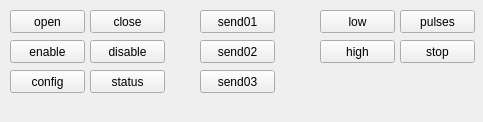
Above: control-board/software/files/i2c/i2c.ui from z80/dfu before the change. Below: the same form after it.
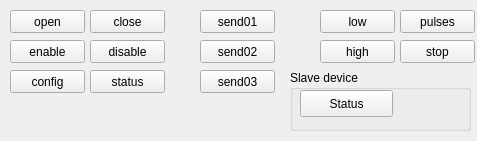
That is the form after the change.

Commit message: I2C slave test started.

```diff
--- a/control-board/software/files/i2c/i2c.ui
+++ b/control-board/software/files/i2c/i2c.ui
@@ -6,8 +6,8 @@
    <rect>
     <x>0</x>
     <y>0</y>
-    <width>483</width>
-    <height>122</height>
+    <width>477</width>
+    <height>141</height>
    </rect>
   </property>
   <property name="windowTitle">
@@ -182,6 +182,35 @@
     <string>stop</string>
    </property>
   </widget>
+  <widget class="QGroupBox" name="groupBox">
+   <property name="geometry">
+    <rect>
+     <x>290</x>
+     <y>70</y>
+     <width>181</width>
+     <height>61</height>
+    </rect>
+   </property>
+   <property name="title">
+    <string>Slave device</string>
+   </property>
+   <property name="flat">
+    <bool>false</bool>
+   </property>
+   <widget class="QPushButton" name="slaveStatus">
+    <property name="geometry">
+     <rect>
+      <x>10</x>
+      <y>20</y>
+      <width>93</width>
+      <height>27</height>
+     </rect>
+    </property>
+    <property name="text">
+     <string>Status</string>
+    </property>
+   </widget>
+  </widget>
  </widget>
  <resources/>
  <connections/>
```
Left out of the diff: 3 changed lines with no effect on the pictures. The commit also changes 3 other files.
